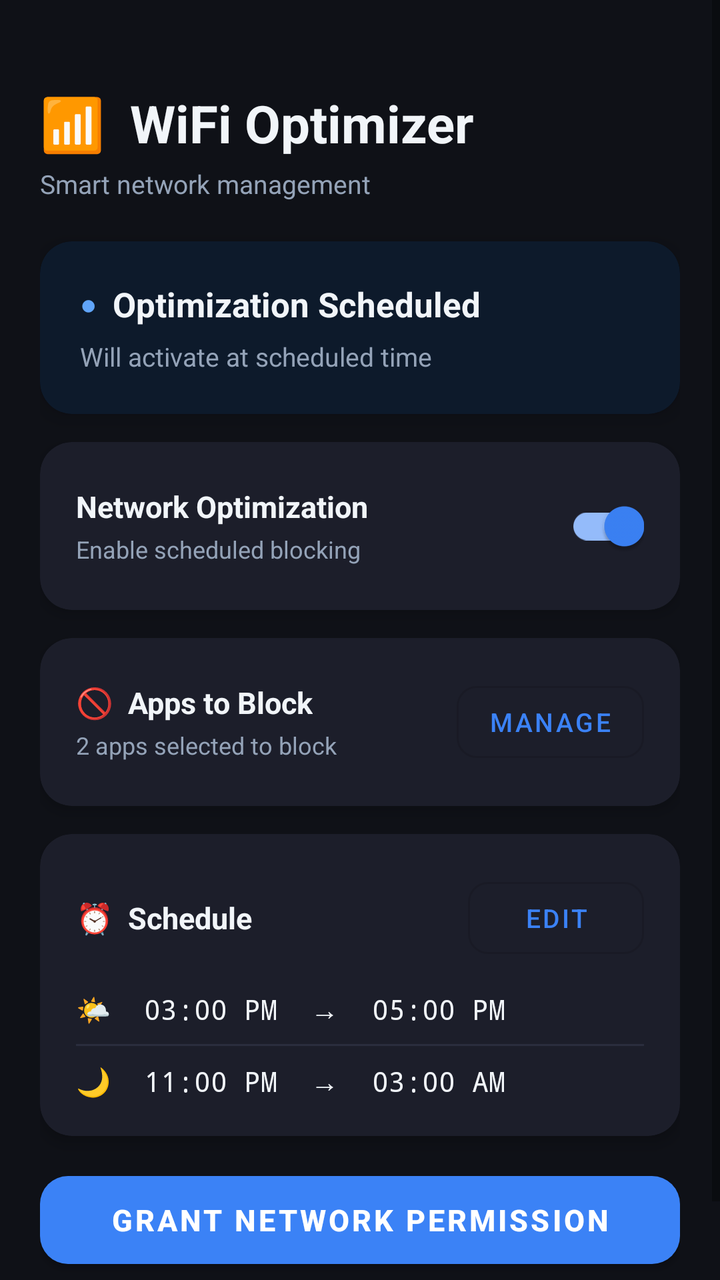
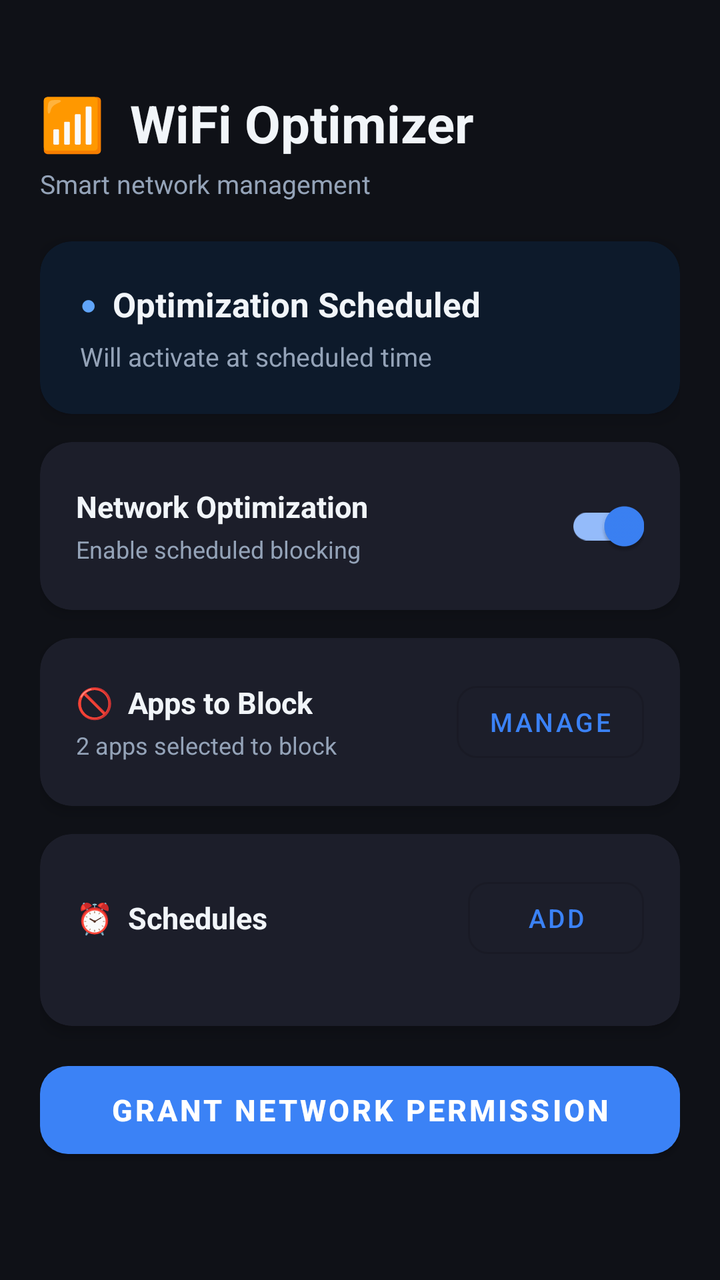

An Android layout rendered at two revisions. The XML below is the earlier revision; the diff shows what the commit changed to produce the second picture.
<!-- AndroidManifest.xml: application theme Theme.WiFiOptimizer -->
<!-- res/layout/activity_main.xml -->
<?xml version="1.0" encoding="utf-8"?>
<ScrollView xmlns:android="http://schemas.android.com/apk/res/android"
    xmlns:app="http://schemas.android.com/apk/res-auto"
    android:layout_width="match_parent"
    android:layout_height="match_parent"
    android:background="@color/bg_dark"
    android:fillViewport="true">

    <LinearLayout
        android:layout_width="match_parent"
        android:layout_height="wrap_content"
        android:orientation="vertical"
        android:padding="20dp">

        
        <LinearLayout
            android:layout_width="match_parent"
            android:layout_height="wrap_content"
            android:orientation="vertical"
            android:layout_marginTop="24dp"
            android:layout_marginBottom="20dp">
            <TextView
                android:layout_width="wrap_content"
                android:layout_height="wrap_content"
                android:text="📶  WiFi Optimizer"
                android:textColor="@color/text_primary"
                android:textSize="26sp"
                android:textStyle="bold" />
            <TextView
                android:layout_width="wrap_content"
                android:layout_height="wrap_content"
                android:text="Smart network management"
                android:textColor="@color/text_secondary"
                android:textSize="13sp"
                android:layout_marginTop="4dp" />
        </LinearLayout>

        
        <com.google.android.material.card.MaterialCardView
            android:id="@+id/cardStatus"
            android:layout_width="match_parent"
            android:layout_height="wrap_content"
            app:cardCornerRadius="16dp"
            app:cardElevation="6dp"
            app:cardBackgroundColor="@color/card_scheduled"
            android:layout_marginBottom="14dp">
            <LinearLayout
                android:layout_width="match_parent"
                android:layout_height="wrap_content"
                android:orientation="vertical"
                android:padding="20dp">
                <LinearLayout
                    android:layout_width="match_parent"
                    android:layout_height="wrap_content"
                    android:orientation="horizontal"
                    android:gravity="center_vertical">
                    <TextView
                        android:id="@+id/tvStatusDot"
                        android:layout_width="wrap_content"
                        android:layout_height="wrap_content"
                        android:text="●"
                        android:textSize="14sp"
                        android:textColor="@color/dot_scheduled"
                        android:layout_marginEnd="8dp" />
                    <TextView
                        android:id="@+id/tvStatus"
                        android:layout_width="wrap_content"
                        android:layout_height="wrap_content"
                        android:text="Optimization Scheduled"
                        android:textColor="@color/text_primary"
                        android:textSize="17sp"
                        android:textStyle="bold" />
                </LinearLayout>
                <TextView
                    android:id="@+id/tvStatusSub"
                    android:layout_width="wrap_content"
                    android:layout_height="wrap_content"
                    android:text="Will activate at scheduled time"
                    android:textColor="@color/text_secondary"
                    android:textSize="13sp"
                    android:layout_marginTop="6dp" />
            </LinearLayout>
        </com.google.android.material.card.MaterialCardView>

        
        <com.google.android.material.card.MaterialCardView
            android:layout_width="match_parent"
            android:layout_height="wrap_content"
            app:cardCornerRadius="16dp"
            app:cardElevation="4dp"
            app:cardBackgroundColor="@color/card_surface"
            android:layout_marginBottom="14dp">
            <LinearLayout
                android:layout_width="match_parent"
                android:layout_height="wrap_content"
                android:orientation="horizontal"
                android:padding="18dp"
                android:gravity="center_vertical">
                <LinearLayout
                    android:layout_width="0dp"
                    android:layout_height="wrap_content"
                    android:layout_weight="1"
                    android:orientation="vertical">
                    <TextView
                        android:layout_width="wrap_content"
                        android:layout_height="wrap_content"
                        android:text="Network Optimization"
                        android:textColor="@color/text_primary"
                        android:textSize="15sp"
                        android:textStyle="bold" />
                    <TextView
                        android:layout_width="wrap_content"
                        android:layout_height="wrap_content"
                        android:text="Enable scheduled blocking"
                        android:textColor="@color/text_secondary"
                        android:textSize="12sp"
                        android:layout_marginTop="3dp" />
                </LinearLayout>
                <com.google.android.material.switchmaterial.SwitchMaterial
                    android:id="@+id/switchEnable"
                    android:layout_width="wrap_content"
                    android:layout_height="wrap_content"
                    android:checked="true" />
            </LinearLayout>
        </com.google.android.material.card.MaterialCardView>

        
        <com.google.android.material.card.MaterialCardView
            android:layout_width="match_parent"
            android:layout_height="wrap_content"
            app:cardCornerRadius="16dp"
            app:cardElevation="4dp"
            app:cardBackgroundColor="@color/card_surface"
            android:layout_marginBottom="14dp">
            <LinearLayout
                android:layout_width="match_parent"
                android:layout_height="wrap_content"
                android:orientation="horizontal"
                android:padding="18dp"
                android:gravity="center_vertical">
                <LinearLayout
                    android:layout_width="0dp"
                    android:layout_height="wrap_content"
                    android:layout_weight="1"
                    android:orientation="vertical">
                    <TextView
                        android:layout_width="wrap_content"
                        android:layout_height="wrap_content"
                        android:text="🚫  Apps to Block"
                        android:textColor="@color/text_primary"
                        android:textSize="15sp"
                        android:textStyle="bold" />
                    <TextView
                        android:id="@+id/tvAppsCount"
                        android:layout_width="wrap_content"
                        android:layout_height="wrap_content"
                        android:text="2 apps selected to block"
                        android:textColor="@color/text_secondary"
                        android:textSize="12sp"
                        android:layout_marginTop="3dp" />
                </LinearLayout>
                <com.google.android.material.button.MaterialButton
                    android:id="@+id/btnManageApps"
                    android:layout_width="wrap_content"
                    android:layout_height="wrap_content"
                    android:text="Manage"
                    android:textSize="13sp"
                    app:cornerRadius="10dp"
                    style="@style/Widget.MaterialComponents.Button.OutlinedButton" />
            </LinearLayout>
        </com.google.android.material.card.MaterialCardView>

        
        <com.google.android.material.card.MaterialCardView
            android:layout_width="match_parent"
            android:layout_height="wrap_content"
            app:cardCornerRadius="16dp"
            app:cardElevation="4dp"
            app:cardBackgroundColor="@color/card_surface"
            android:layout_marginBottom="14dp">
            <LinearLayout
                android:layout_width="match_parent"
                android:layout_height="wrap_content"
                android:orientation="vertical"
                android:padding="18dp">
                <LinearLayout
                    android:layout_width="match_parent"
                    android:layout_height="wrap_content"
                    android:orientation="horizontal"
                    android:gravity="center_vertical"
                    android:layout_marginBottom="12dp">
                    <TextView
                        android:layout_width="0dp"
                        android:layout_height="wrap_content"
                        android:layout_weight="1"
                        android:text="⏰  Schedule"
                        android:textColor="@color/text_primary"
                        android:textSize="15sp"
                        android:textStyle="bold" />
                    <com.google.android.material.button.MaterialButton
                        android:id="@+id/btnEditSchedule"
                        android:layout_width="wrap_content"
                        android:layout_height="wrap_content"
                        android:text="Edit"
                        android:textSize="13sp"
                        app:cornerRadius="10dp"
                        style="@style/Widget.MaterialComponents.Button.OutlinedButton" />
                </LinearLayout>
                <TextView
                    android:id="@+id/tvSlot1"
                    android:layout_width="wrap_content"
                    android:layout_height="wrap_content"
                    android:text="🌤  03:00 PM  →  05:00 PM"
                    android:textColor="@color/text_primary"
                    android:textSize="14sp"
                    android:fontFamily="monospace"
                    android:layout_marginBottom="8dp" />
                <View
                    android:layout_width="match_parent"
                    android:layout_height="1dp"
                    android:background="@color/divider"
                    android:layout_marginBottom="8dp" />
                <TextView
                    android:id="@+id/tvSlot2"
                    android:layout_width="wrap_content"
                    android:layout_height="wrap_content"
                    android:text="🌙  11:00 PM  →  03:00 AM"
                    android:textColor="@color/text_primary"
                    android:textSize="14sp"
                    android:fontFamily="monospace" />
            </LinearLayout>
        </com.google.android.material.card.MaterialCardView>

        
        <com.google.android.material.button.MaterialButton
            android:id="@+id/btnGrantVpn"
            android:layout_width="match_parent"
            android:layout_height="56dp"
            android:text="Grant Network Permission"
            android:textSize="15sp"
            android:textStyle="bold"
            android:layout_marginBottom="24dp"
            app:cornerRadius="14dp"
            app:backgroundTint="@color/accent_blue" />

    </LinearLayout>
</ScrollView>
<!-- resources referenced by this layout -->
<resources>
  <color name="accent_blue">#3B82F6</color>
  <color name="bg_dark">#0F1117</color>
  <color name="card_scheduled">#0D1A2B</color>
  <color name="card_surface">#1C1E2A</color>
  <color name="divider">#2A2D3E</color>
  <color name="dot_scheduled">#60A5FA</color>
  <color name="text_primary">#F1F5F9</color>
  <color name="text_secondary">#94A3B8</color>
  <style name="Theme.WiFiOptimizer" parent="Theme.MaterialComponents.DayNight.NoActionBar">
          <item name="colorPrimary">@color/accent_blue</item>
          <item name="colorPrimaryVariant">@color/accent_blue</item>
          <item name="colorOnPrimary">@color/white</item>
          <item name="colorSecondary">@color/accent_blue</item>
          <item name="colorSecondaryVariant">@color/accent_blue</item>
          <item name="colorOnSecondary">@color/white</item>
          <item name="android:statusBarColor">@color/bg_dark</item>
          <item name="android:navigationBarColor">@color/bg_dark</item>
          <item name="android:windowBackground">@color/bg_dark</item>
      </style>
  <color name="white">#FFFFFFFF</color>
</resources>

<!-- the commit's change to res/layout/activity_main.xml (unified diff, before → after) -->
@@ -193,41 +193,27 @@
                         android:layout_width="0dp"
                         android:layout_height="wrap_content"
                         android:layout_weight="1"
-                        android:text="⏰  Schedule"
+                        android:text="⏰  Schedules"
                         android:textColor="@color/text_primary"
                         android:textSize="15sp"
                         android:textStyle="bold" />
                     <com.google.android.material.button.MaterialButton
-                        android:id="@+id/btnEditSchedule"
-                        android:layout_width="wrap_content"
-                        android:layout_height="wrap_content"
-                        android:text="Edit"
+                        android:id="@+id/btnAddSchedule"
+                        android:layout_width="wrap_content"
+                        android:layout_height="wrap_content"
+                        android:text="Add"
                         android:textSize="13sp"
                         app:cornerRadius="10dp"
                         style="@style/Widget.MaterialComponents.Button.OutlinedButton" />
                 </LinearLayout>
-                <TextView
-                    android:id="@+id/tvSlot1"
-                    android:layout_width="wrap_content"
-                    android:layout_height="wrap_content"
-                    android:text="🌤  03:00 PM  →  05:00 PM"
-                    android:textColor="@color/text_primary"
-                    android:textSize="14sp"
-                    android:fontFamily="monospace"
-                    android:layout_marginBottom="8dp" />
-                <View
+
+                
+                <LinearLayout
+                    android:id="@+id/scheduleContainer"
                     android:layout_width="match_parent"
-                    android:layout_height="1dp"
-                    android:background="@color/divider"
-                    android:layout_marginBottom="8dp" />
-                <TextView
-                    android:id="@+id/tvSlot2"
-                    android:layout_width="wrap_content"
-                    android:layout_height="wrap_content"
-                    android:text="🌙  11:00 PM  →  03:00 AM"
-                    android:textColor="@color/text_primary"
-                    android:textSize="14sp"
-                    android:fontFamily="monospace" />
+                    android:layout_height="wrap_content"
+                    android:orientation="vertical" />
+
             </LinearLayout>
         </com.google.android.material.card.MaterialCardView>
 
<!-- resource entries referenced after the edit -->
@@ -4,7 +4,6 @@
   <color name="bg_dark">#0F1117</color>
   <color name="card_scheduled">#0D1A2B</color>
   <color name="card_surface">#1C1E2A</color>
-  <color name="divider">#2A2D3E</color>
   <color name="dot_scheduled">#60A5FA</color>
   <color name="text_primary">#F1F5F9</color>
   <color name="text_secondary">#94A3B8</color>
